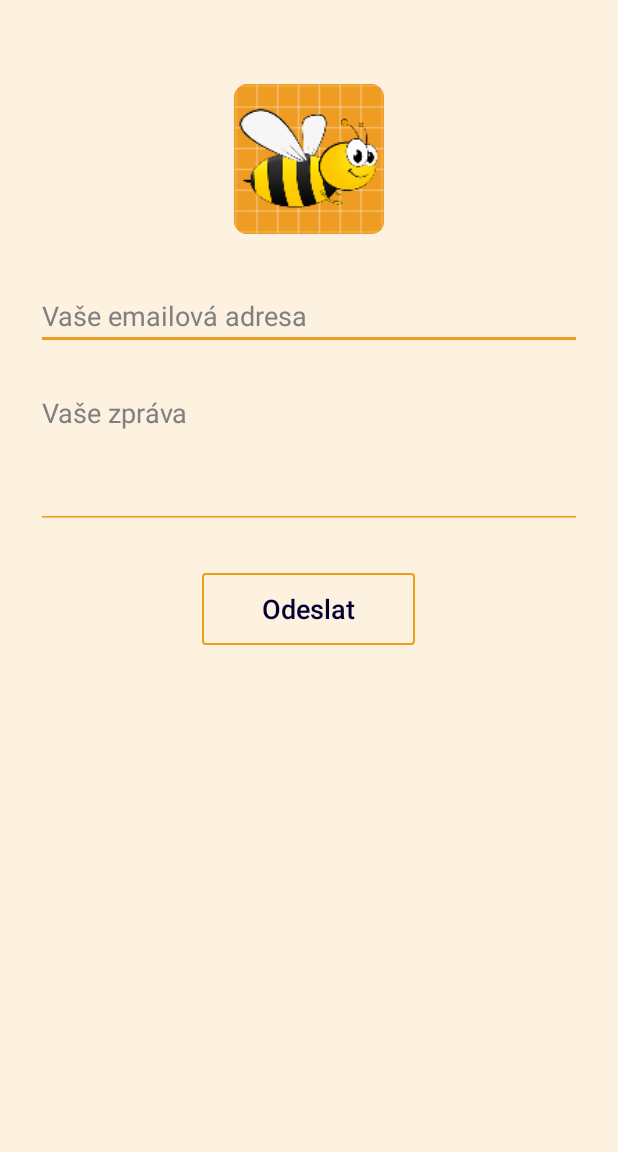
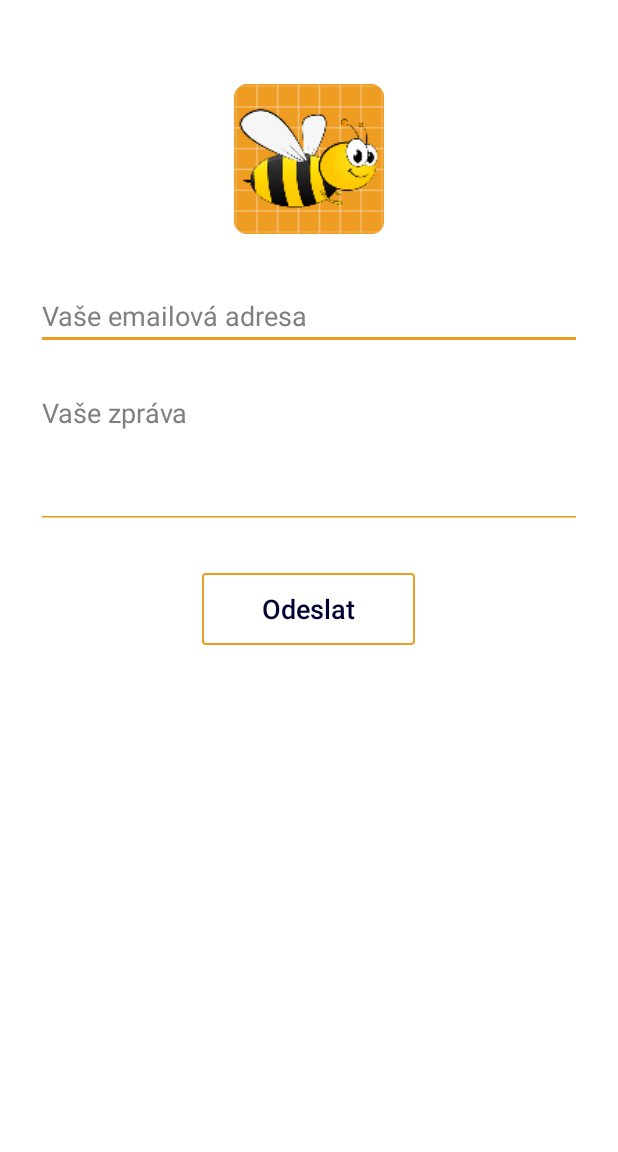
Before and after one commit to aytech/vcelnice-android, an Android app: the EmailActivity screen opened directly, with no data from a screen before it, on a phone screen of 412 x 824 dp, the part 84-1236 px from its top. Run offline under Robolectric (Android 15) with nearby library versions, the phone set to English and light mode, and no system bars; our stand-ins replace RxJava; network calls fail.

Commit message:
Update styles

```diff
--- a/app/src/main/java/cz/vcelnicerudna/MainActivity.kt
+++ b/app/src/main/java/cz/vcelnicerudna/MainActivity.kt
@@ -4,7 +4,6 @@ import android.os.Bundle
 import android.support.design.widget.Snackbar
 import android.support.v4.view.GravityCompat
 import android.text.Html
-import android.util.Log
 import android.view.View
 import android.widget.ImageView
 import com.squareup.picasso.Picasso
@@ -50,7 +49,6 @@ class MainActivity : BaseActivity() {
                             main_image.visibility = View.VISIBLE
                             main_title.text = result.title
                             main_text.text = Html.fromHtml(result.text)
-                            Log.d("MainActivity", APIConstants.VCELNICE_BASE_URL + result.icon)
                             Picasso
                                     .with(this)
                                     .load(APIConstants.VCELNICE_BASE_URL + result.icon)
--- a/app/src/main/java/cz/vcelnicerudna/models/Photo.kt
+++ b/app/src/main/java/cz/vcelnicerudna/models/Photo.kt
@@ -5,12 +5,12 @@ import android.os.Parcelable
 
 class Photo() : Parcelable {
     var id: Int = 0
-    var caption: String = ""
+    private var caption: String = ""
     var image: String = ""
     var thumb: String = ""
     var width: Int = 0
     var height: Int = 0
-    var created: String = ""
+    private var created: String = ""
 
     constructor(parcel: Parcel) : this() {
         id = parcel.readInt()
--- a/app/src/main/java/cz/vcelnicerudna/models/Price.kt
+++ b/app/src/main/java/cz/vcelnicerudna/models/Price.kt
@@ -6,8 +6,8 @@ import cz.vcelnicerudna.configuration.StringConstants
 
 class Price() : Parcelable {
     var title: String? = null
-    var price: Int = 0
-    var weight: String? = null
+    private var price: Int = 0
+    private var weight: String? = null
     var image: String? = null
 
     constructor(parcel: Parcel) : this() {
--- a/app/src/main/java/cz/vcelnicerudna/models/ReservationResponse.kt
+++ b/app/src/main/java/cz/vcelnicerudna/models/ReservationResponse.kt
@@ -1,7 +1,6 @@
 package cz.vcelnicerudna.models
 
 class ReservationResponse {
-    var amount: Int = 0
     var email: String = ""
     var message: String = ""
     var title: String = ""
--- a/app/src/main/java/cz/vcelnicerudna/views/AspectRatioImageView.kt
+++ b/app/src/main/java/cz/vcelnicerudna/views/AspectRatioImageView.kt
@@ -7,7 +7,7 @@ import android.util.AttributeSet
 class AspectRatioImageView(context: Context, attributes: AttributeSet? = null, defStyle: Int = 0)
     : AppCompatImageView(context, attributes, defStyle) {
 
-    var measureOnceListener: OnMeasureListener? = null
+    private var measureOnceListener: OnMeasureListener? = null
     private var widthRatio = 1f
 
     override fun onMeasure(widthMeasureSpec: Int, heightMeasureSpec: Int) {
--- a/app/src/main/res/layout/activity_news_detail.xml
+++ b/app/src/main/res/layout/activity_news_detail.xml
@@ -4,7 +4,6 @@
     android:id="@+id/main_view"
     android:layout_width="match_parent"
     android:layout_height="match_parent"
-    android:background="@color/appBackground"
     android:orientation="vertical"
     tools:context=".NewsDetailActivity">
 
--- a/app/src/main/res/layout/activity_reserve.xml
+++ b/app/src/main/res/layout/activity_reserve.xml
@@ -5,7 +5,6 @@
     android:id="@+id/main_view"
     android:layout_width="match_parent"
     android:layout_height="match_parent"
-    android:background="@color/appBackground"
     android:orientation="vertical"
     tools:context=".ReserveActivity">
 
--- a/app/src/main/res/layout/app_toolbar.xml
+++ b/app/src/main/res/layout/app_toolbar.xml
@@ -4,7 +4,6 @@
     android:id="@+id/app_toolbar"
     android:layout_width="match_parent"
     android:layout_height="?android:attr/actionBarSize"
-    android:background="@color/colorPrimary"
     android:theme="@style/AppActionBar"
     app:popupTheme="@style/ThemeOverlay.AppCompat.Light">
 
--- a/app/src/main/res/layout/content_email.xml
+++ b/app/src/main/res/layout/content_email.xml
@@ -5,7 +5,6 @@
     android:id="@+id/main_view"
     android:layout_width="match_parent"
     android:layout_height="match_parent"
-    android:background="@color/appBackground"
     android:baselineAligned="false"
     android:fitsSystemWindows="true"
     android:orientation="vertical"
--- a/app/src/main/res/layout/content_main.xml
+++ b/app/src/main/res/layout/content_main.xml
@@ -4,7 +4,6 @@
     android:id="@+id/main_view"
     android:layout_width="match_parent"
     android:layout_height="match_parent"
-    android:background="@color/appBackground"
     android:baselineAligned="false"
     android:fitsSystemWindows="true"
     android:orientation="vertical"
--- a/app/src/main/res/layout/content_news.xml
+++ b/app/src/main/res/layout/content_news.xml
@@ -4,7 +4,6 @@
     android:id="@+id/main_view"
     android:layout_width="match_parent"
     android:layout_height="match_parent"
-    android:background="@color/appBackground"
     android:fitsSystemWindows="true"
     android:orientation="vertical"
     tools:context=".NewsActivity">
--- a/app/src/main/res/layout/content_prices.xml
+++ b/app/src/main/res/layout/content_prices.xml
@@ -4,7 +4,6 @@
     android:id="@+id/main_view"
     android:layout_width="match_parent"
     android:layout_height="match_parent"
-    android:background="@color/appBackground"
     android:fitsSystemWindows="true"
     android:orientation="vertical"
     tools:context=".PricesActivity">
--- a/app/src/main/res/values/styles.xml
+++ b/app/src/main/res/values/styles.xml
@@ -17,6 +17,7 @@
     <style name="AppActionBar" parent="ThemeOverlay.AppCompat.ActionBar">
         <item name="android:textColorPrimary">@android:color/white</item>
         <item name="android:textColorSecondary">@android:color/white</item>
+        <item name="android:background">@color/colorPrimary</item>
     </style>
 
     <style name="AppTheme.AppBarOverlay" parent="ThemeOverlay.AppCompat.Dark.ActionBar" />
```
